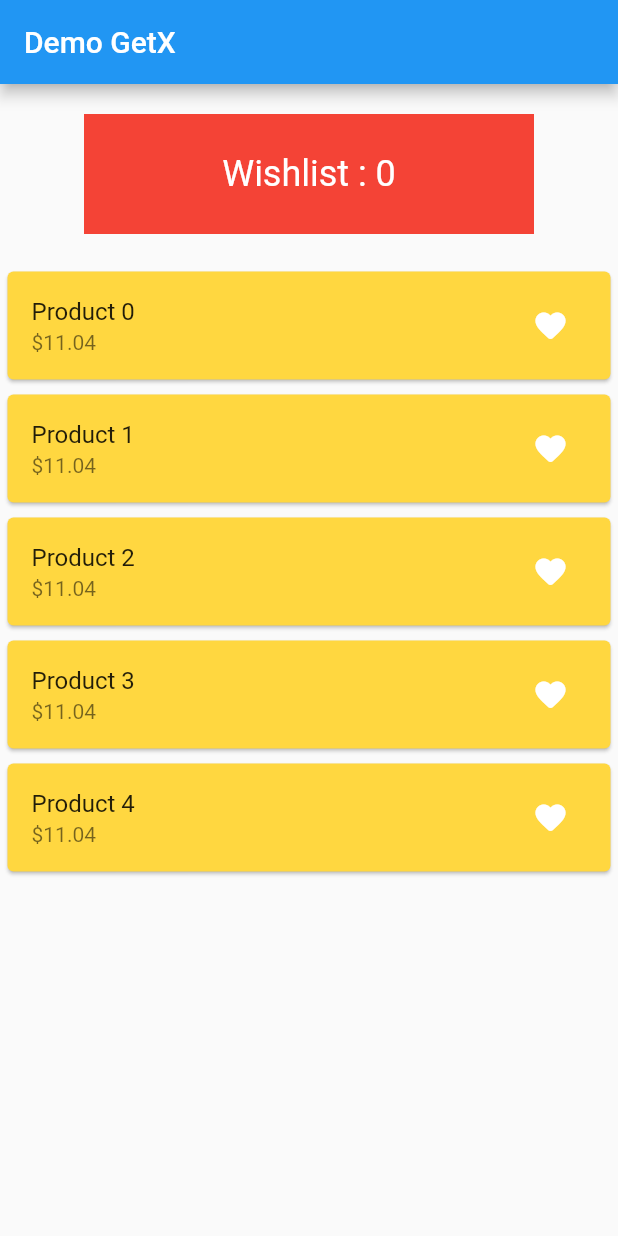
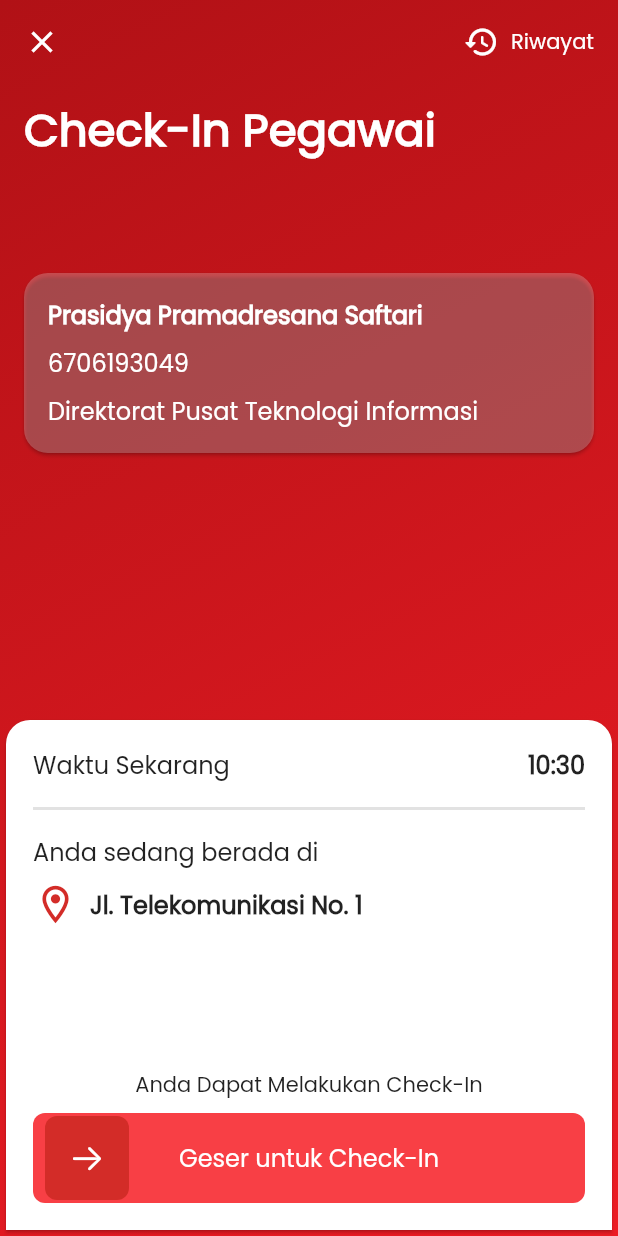
Before and after one commit to andresaftari/flutter-research-log, a Flutter app: the screen it shows after launch, on a phone screen of 412 x 824 dp. Run offline on Flutter 3.47's test engine with Material 2 defaults, Android fonts, the phone set to English and light mode, and no system bars; drawn by our look-alikes of slide_to_act; our stand-ins replace get.

Commit message:
MyTel-U Challenge

```diff
--- a/lib/controller/products.dart
+++ /dev/null
@@ -1,35 +0,0 @@
-import 'dart:math';
-
-import 'package:get/get.dart';
-import 'package:task_magang/model/item.dart';
-
-class Products extends GetxController {
-  RxList<Item> _items = List.generate(
-    5,
-    (index) => Item(
-        id: index,
-        name: 'Product $index',
-        price: Random().nextDouble() * 100,
-        inWishList: false.obs),
-  ).obs;
-
-  // Return all products
-  List<Item> get items => [..._items];
-
-  // Return the products that were added to wish list
-  List<Item> get wishListItems {
-    return _items.where((item) => item.inWishList.value == true).toList();
-  }
-
-  // Add an item to wishlist
-  void addWishlist(int id) {
-    final int index = _items.indexWhere((item) => item.id == id);
-    _items[index].inWishList.value = true;
-  }
-
-  // Remove an item from wishlist
-  void removeWishlist(int id) {
-    final int index = _items.indexWhere((item) => item.id == id);
-    _items[index].inWishList.value = false;
-  }
-}
--- a/lib/main.dart
+++ b/lib/main.dart
@@ -1,5 +1,6 @@
 import 'package:flutter/material.dart';
-import 'package:task_magang/screen/home_screen.dart';
+import 'package:get/get.dart';
+import 'package:task_magang/ui/check_in_page.dart';
 
 void main() => runApp(MainApp());
 
@@ -8,9 +9,10 @@ class MainApp extends StatelessWidget {
 
   @override
   Widget build(BuildContext context) {
-    return MaterialApp(
+    return GetMaterialApp(
+      theme: ThemeData(fontFamily: 'poppins'),
       title: 'Demo GetX',
-      home: HomeScreen(),
+      home: CheckInPage(),
     );
   }
 }
--- a/lib/model/item.dart
+++ /dev/null
@@ -1,15 +0,0 @@
-import 'package:get/get.dart';
-
-class Item {
-  late int id;
-  late String name;
-  late double price;
-  late RxBool inWishList; // Make inWishList observable using RxBool type and adding ".obs"
-
-  Item({
-    required this.id,
-    required this.name,
-    required this.price,
-    required this.inWishList,
-  });
-}
--- a/lib/screen/home_screen.dart
+++ /dev/null
@@ -1,76 +0,0 @@
-import 'package:flutter/material.dart';
-import 'package:get/get.dart';
-import 'package:task_magang/controller/products.dart';
-import 'package:task_magang/screen/wishlist_screen.dart';
-
-class HomeScreen extends StatelessWidget {
-  final Products _product = Get.put(Products());
-
-  @override
-  Widget build(BuildContext context) => Scaffold(
-        appBar: AppBar(title: Text('Demo GetX')),
-        body: Column(
-          children: [
-            SizedBox(height: 20),
-            InkWell(
-              onTap: () => Navigator.push(
-                context,
-                MaterialPageRoute(builder: (context) => WishListScreen()),
-              ),
-              child: Container(
-                width: 300,
-                height: 80,
-                color: Colors.red,
-                alignment: Alignment.center,
-                child: Obx(
-                  () => Text(
-                    'Wishlist : ${_product.wishListItems.length}',
-                    style: TextStyle(
-                      fontSize: 24,
-                      color: Colors.white,
-                    ),
-                  ),
-                ),
-              ),
-            ),
-            SizedBox(height: 20),
-            Expanded(
-              child: ListView.builder(
-                itemCount: _product.items.length,
-                itemBuilder: (context, index) {
-                  final product = _product.items[index];
-
-                  return Card(
-                    key: ValueKey(product.id),
-                    margin: EdgeInsets.all(5.0),
-                    color: Colors.amberAccent,
-                    child: ListTile(
-                      title: Text(product.name),
-                      subtitle: Text('\$${product.price.toStringAsFixed(2)}'),
-
-                      // Use Obx(()=> to update icon color when product.inWishList
-                      trailing: Obx(
-                        () => IconButton(
-                          onPressed: () {
-                            if (product.inWishList.value == false) {
-                              _product.addWishlist(product.id);
-                            } else
-                              _product.removeWishlist(product.id);
-                          },
-                          icon: Icon(
-                            Icons.favorite_rounded,
-                            color: product.inWishList.value == false
-                                ? Colors.white
-                                : Colors.red,
-                          ),
-                        ),
-                      ),
-                    ),
-                  );
-                },
-              ),
-            ),
-          ],
-        ),
-      );
-}
--- a/lib/screen/wishlist_screen.dart
+++ /dev/null
@@ -1,39 +0,0 @@
-import 'package:flutter/material.dart';
-import 'package:get/get.dart';
-import 'package:task_magang/controller/products.dart';
-
-class WishListScreen extends StatelessWidget {
-  final Products _product = Get.find<Products>();
-
-  @override
-  Widget build(BuildContext context) {
-    return Scaffold(
-      appBar: AppBar(title: Text('WishList')),
-      body: Obx(() => ListView.builder(
-            itemCount: _product.wishListItems.length,
-            itemBuilder: (context, index) {
-              final item = _product.wishListItems[index];
-
-              return Card(
-                key: ValueKey(item.id),
-                margin: EdgeInsets.all(5.0),
-                color: Colors.blue[200],
-                child: ListTile(
-                  title: Text(item.name),
-                  subtitle: Text(item.price.toStringAsFixed(2)),
-
-                  // Button use to remove the item from wish list
-                  trailing: IconButton(
-                    icon: Icon(Icons.close),
-                    onPressed: () {
-                      item.inWishList.value = false;
-                      _product.removeWishlist(item.id);
-                    },
-                  ),
-                ),
-              );
-            },
-          )),
-    );
-  }
-}
--- /dev/null
+++ b/lib/ui/check_in_dialogs.dart
@@ -0,0 +1,38 @@
+import 'dart:ui';
+
+import 'package:flutter/material.dart';
+
+class CheckInDialog extends StatelessWidget {
+  @override
+  Widget build(BuildContext context) => BackdropFilter(
+        filter: ImageFilter.blur(
+          sigmaX: 1.5,
+          sigmaY: 1.5,
+        ),
+        child: Container(
+          height: 300,
+          width: MediaQuery.of(context).size.width,
+          child: Column(
+            crossAxisAlignment: CrossAxisAlignment.start,
+            children: [
+              Padding(
+                padding: const EdgeInsets.all(16.0),
+                child: Text(
+                  'Selamat menikmati Hari Cuti!',
+                  style: TextStyle(fontWeight: FontWeight.bold, fontSize: 16),
+                  textAlign: TextAlign.start,
+                ),
+              ),
+              Padding(
+                padding: const EdgeInsets.all(16.0),
+                child: Text(
+                  'Terima kasih telah melakukan check-in. Selamat menikmati hari Cuti.',
+                  style: TextStyle(fontWeight: FontWeight.bold, fontSize: 14),
+                  textAlign: TextAlign.start,
+                ),
+              ),
+            ],
+          ),
+        ),
+      );
+}
--- /dev/null
+++ b/lib/ui/check_in_page.dart
@@ -0,0 +1,259 @@
+import 'package:flutter/cupertino.dart';
+import 'package:flutter/material.dart';
+import 'package:slide_to_act/slide_to_act.dart';
+
+import 'check_in_dialogs.dart';
+
+class CheckInPage extends StatelessWidget {
+  final GlobalKey<ScaffoldState> scaffoldKey = GlobalKey();
+
+  @override
+  Widget build(BuildContext context) {
+    return Container(
+      decoration: BoxDecoration(
+        gradient: LinearGradient(
+            begin: Alignment.topLeft,
+            end: Alignment.bottomRight,
+            colors: [
+              Color.fromRGBO(177, 17, 22, 5),
+              Color.fromRGBO(237, 28, 36, 5),
+            ]),
+      ),
+      child: Scaffold(
+        backgroundColor: Colors.transparent,
+        key: scaffoldKey,
+        appBar: AppBar(
+          leading: IconButton(
+            onPressed: () {},
+            splashRadius: 25.0,
+            icon: Icon(Icons.close),
+          ),
+          backgroundColor: Colors.transparent,
+          elevation: 0.0,
+          actions: [
+            ElevatedButton.icon(
+              onPressed: () {},
+              icon: Icon(Icons.history_rounded),
+              label: Text('Riwayat'),
+              style: ElevatedButton.styleFrom(
+                elevation: 0,
+                primary: Colors.transparent,
+              ),
+            ),
+          ],
+        ),
+        body: Column(
+          mainAxisAlignment: MainAxisAlignment.spaceBetween,
+          children: [
+            Container(
+              width: MediaQuery.of(context).size.width,
+              padding: const EdgeInsets.all(8.0),
+              margin: const EdgeInsets.only(left: 8.0),
+              child: Text(
+                'Check-In Pegawai',
+                textAlign: TextAlign.start,
+                style: TextStyle(
+                  color: Colors.white,
+                  fontWeight: FontWeight.w700,
+                  fontSize: 30,
+                ),
+              ),
+            ),
+            _loadUserData(context),
+            SizedBox(height: 48.0),
+            _loadBottomCard(context),
+          ],
+        ),
+      ),
+    );
+  }
+
+  _loadUserData(BuildContext context) => Container(
+        width: MediaQuery.of(context).size.width,
+        margin: const EdgeInsets.symmetric(horizontal: 12.0),
+        child: Card(
+          shape: RoundedRectangleBorder(
+            borderRadius: BorderRadius.all(Radius.circular(16)),
+          ),
+          color: Colors.white24,
+          child: Padding(
+            padding: const EdgeInsets.all(16.0),
+            child: Column(
+              crossAxisAlignment: CrossAxisAlignment.start,
+              children: [
+                // Untuk Nama Pengguna
+                Text(
+                  'Prasidya Pramadresana Saftari',
+                  textAlign: TextAlign.start,
+                  style: TextStyle(
+                    fontSize: 16.0,
+                    fontWeight: FontWeight.w800,
+                    color: Colors.white,
+                  ),
+                ),
+
+                SizedBox(height: 8),
+
+                // Untuk NIP pengguna
+                Text(
+                  '6706193049',
+                  style: TextStyle(
+                    fontSize: 16.0,
+                    color: Colors.white,
+                  ),
+                ),
+
+                SizedBox(height: 8),
+
+                // Untuk Workplace
+                Text(
+                  'Direktorat Pusat Teknologi Informasi',
+                  style: TextStyle(
+                    fontSize: 16.0,
+                    color: Colors.white,
+                  ),
+                ),
+              ],
+            ),
+          ),
+        ),
+      );
+
+  // LOAD BOTTOM CARD FEATURES
+  _loadBottomCard(BuildContext context) => Card(
+        shape: RoundedRectangleBorder(
+          borderRadius: BorderRadius.only(
+            topLeft: Radius.circular(16),
+            topRight: Radius.circular(16),
+          ),
+        ),
+        child: Container(
+          width: MediaQuery.of(context).size.width,
+          height: 340,
+          child: Padding(
+            padding: const EdgeInsets.all(18.0),
+            child: Column(
+              crossAxisAlignment: CrossAxisAlignment.start,
+              mainAxisAlignment: MainAxisAlignment.spaceBetween,
+              children: [
+                _loadCurrentLocation(context),
+                _setSliderCheckIn(context),
+              ],
+            ),
+          ),
+        ),
+      );
+
+  // LOAD CURRENT TIME
+  Widget _loadCurrentTime() {
+    DateTime now = DateTime.now();
+    String _hour = '';
+
+    if (now.hour < 10)
+      _hour = '0${now.hour}';
+    else
+      _hour = now.hour.toString();
+
+    return Row(
+      mainAxisAlignment: MainAxisAlignment.spaceBetween,
+      children: [
+        Text(
+          'Waktu Sekarang',
+          style: TextStyle(
+            fontSize: 16,
+            fontWeight: FontWeight.w400,
+          ),
+        ),
+        Text(
+          '$_hour:${now.minute}',
+          style: TextStyle(
+            fontSize: 16,
+            fontWeight: FontWeight.bold,
+          ),
+        ),
+      ],
+    );
+  }
+
+  // LOAD CURRENT LOCATION
+  _loadCurrentLocation(BuildContext context) => Column(
+        crossAxisAlignment: CrossAxisAlignment.start,
+        children: [
+          _loadCurrentTime(),
+          SizedBox(height: 16),
+          Container(
+            color: Color.fromRGBO(226, 226, 226, 800),
+            height: 2,
+            width: MediaQuery.of(context).size.width,
+          ),
+          SizedBox(height: 16),
+          Text(
+            'Anda sedang berada di',
+            style: TextStyle(
+              fontSize: 16,
+              fontWeight: FontWeight.w400,
+            ),
+          ),
+          SizedBox(height: 8),
+          Row(
+            children: [
+              Icon(
+                Icons.location_on_outlined,
+                size: 30,
+                color: Color.fromRGBO(211, 44, 40, 800),
+              ),
+              SizedBox(width: 8.0),
+              Text(
+                'Jl. Telekomunikasi No. 1',
+                style: TextStyle(
+                  fontSize: 16,
+                  fontWeight: FontWeight.w600,
+                ),
+              ),
+            ],
+          ),
+        ],
+      );
+
+  // SET CHECK-IN SLIDER
+  _setSliderCheckIn(BuildContext context) => Column(
+        children: [
+          Center(child: Text('Anda Dapat Melakukan Check-In')),
+          SizedBox(height: 8.0),
+          SlideAction(
+            elevation: 0,
+            borderRadius: 8,
+            height: 60,
+            sliderRotate: false,
+            text: 'Geser untuk Check-In',
+            textStyle: TextStyle(
+              fontSize: 16,
+              color: Colors.white,
+            ),
+            sliderButtonIconSize: 18,
+            sliderButtonIcon: Icon(
+              CupertinoIcons.arrow_right,
+              color: Colors.white,
+            ),
+            submittedIcon: Icon(
+              CupertinoIcons.check_mark,
+              color: Colors.yellowAccent,
+            ),
+            outerColor: Color.fromRGBO(248, 63, 69, 1),
+            innerColor: Color.fromRGBO(211, 44, 40, 1),
+            onSubmit: () {
+              scaffoldKey.currentState!.showBottomSheet(
+                (context) => CheckInDialog(),
+                shape: RoundedRectangleBorder(
+                  borderRadius: BorderRadius.only(
+                    topLeft: Radius.circular(16),
+                    topRight: Radius.circular(16),
+                  ),
+                ),
+                elevation: 2.0
+              );
+            },
+          ),
+        ],
+      );
+}
```
Also changed, not shown: pubspec.yaml (+5 -6 lines), assets/fonts/poppins/poppins_regular.ttf (added), pubspec.lock.
